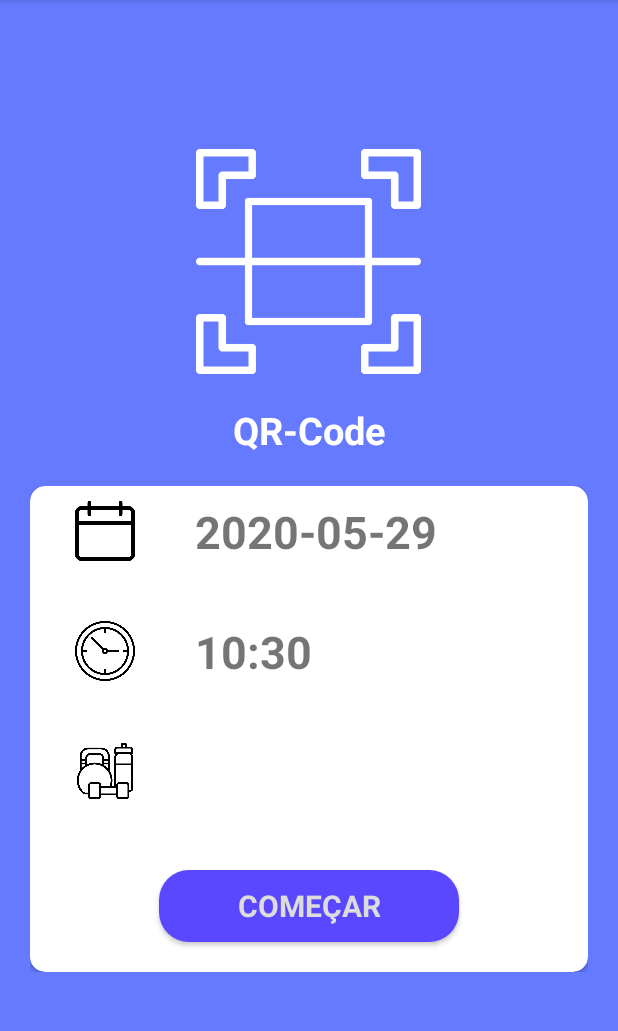
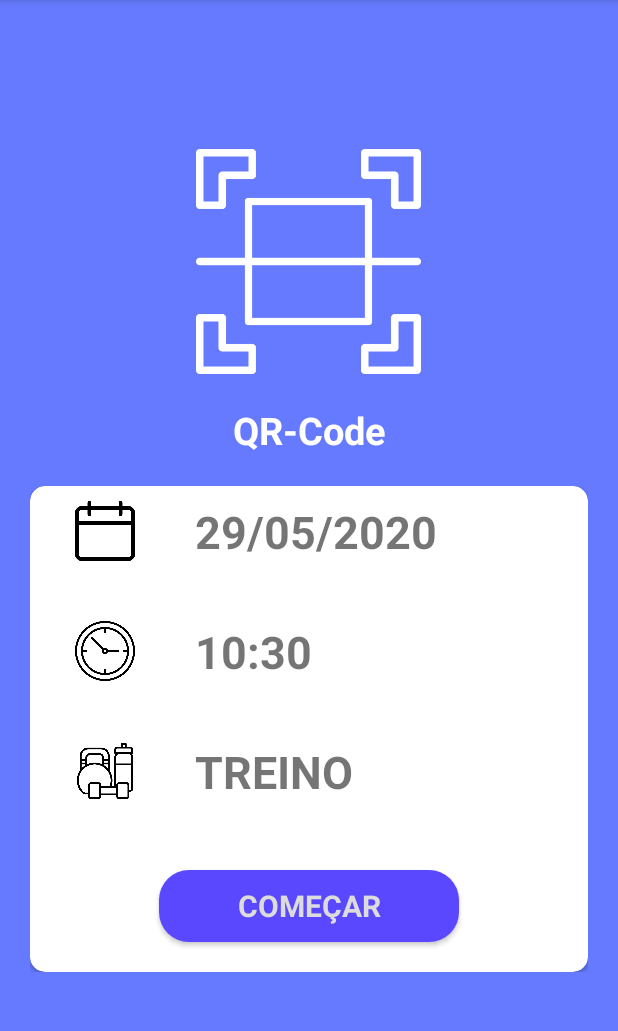
Before and after one commit to rudatorquato/PersonalGamerApp, an Android app: the QrCodeActivity screen opened directly, with no data from a screen before it, on a phone screen of 412 x 824 dp, the part 84-1115 px from its top. Run offline under Robolectric (Android 15) with nearby library versions, the phone set to English and light mode, and no system bars; our stand-ins replace Volley; libraries missing offline, so code that uses them is left out: me.dm7.barcodescanner; 1 statement that could not run was skipped.

Commit message:
data format

```diff
--- a/app/src/main/java/com/example/personalgamer/QrCodeActivity.java
+++ b/app/src/main/java/com/example/personalgamer/QrCodeActivity.java
@@ -60,7 +60,7 @@ public class QrCodeActivity extends AppCompatActivity implements ZXingScannerVie
         loadViews();
 
         Date date = new Date();
-        sdf = new SimpleDateFormat("yyyy-MM-dd");
+        sdf = new SimpleDateFormat("dd/MM/yyyy");
         shf = new SimpleDateFormat("HH:mm");
 
         tv_data.setText(sdf.format(date));
--- a/app/src/main/res/layout/activity_qr_code.xml
+++ b/app/src/main/res/layout/activity_qr_code.xml
@@ -124,6 +124,7 @@
                             android:id="@+id/tv_treino"
                             android:layout_weight="1"
                             android:padding="10dp"
+                            android:text="TREINO"
                             android:textStyle="bold"
                             android:textSize="30sp" />
 
```
